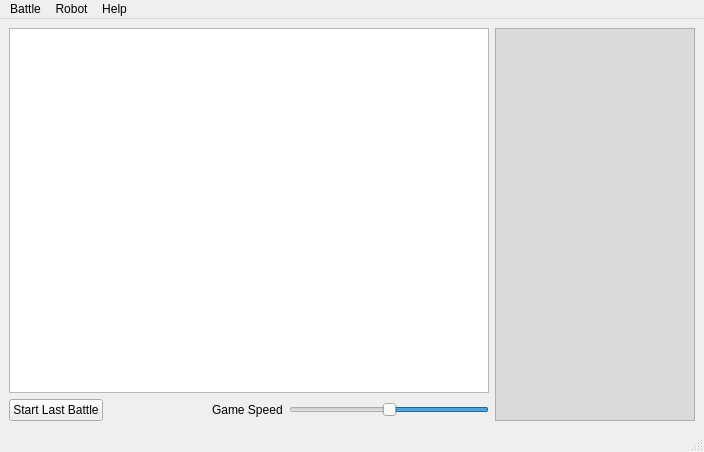
turkishviking/Python-Robocode, file Python-Robocode/GUI/window.ui: the form before one commit.
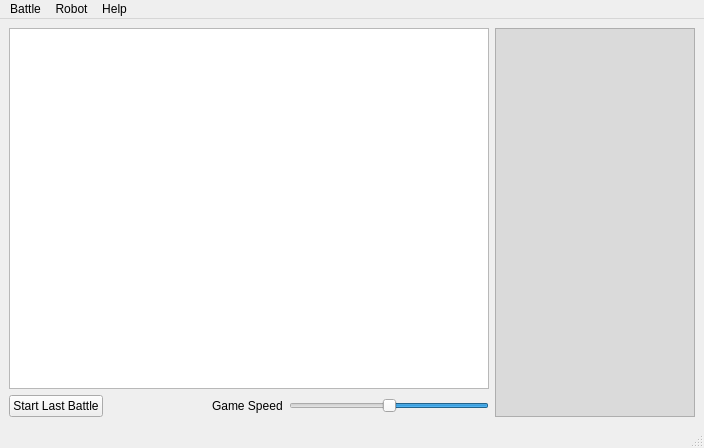
The form after the commit. Icons and pictures are not drawn.

What changed in the file:
```diff
--- a/Python-Robocode/GUI/window.ui
+++ b/Python-Robocode/GUI/window.ui
@@ -7,7 +7,7 @@
     <x>0</x>
     <y>0</y>
     <width>704</width>
-    <height>452</height>
+    <height>448</height>
    </rect>
   </property>
   <property name="windowTitle">
```
Left out of the diff: 6 changed lines with no effect on the pictures.
